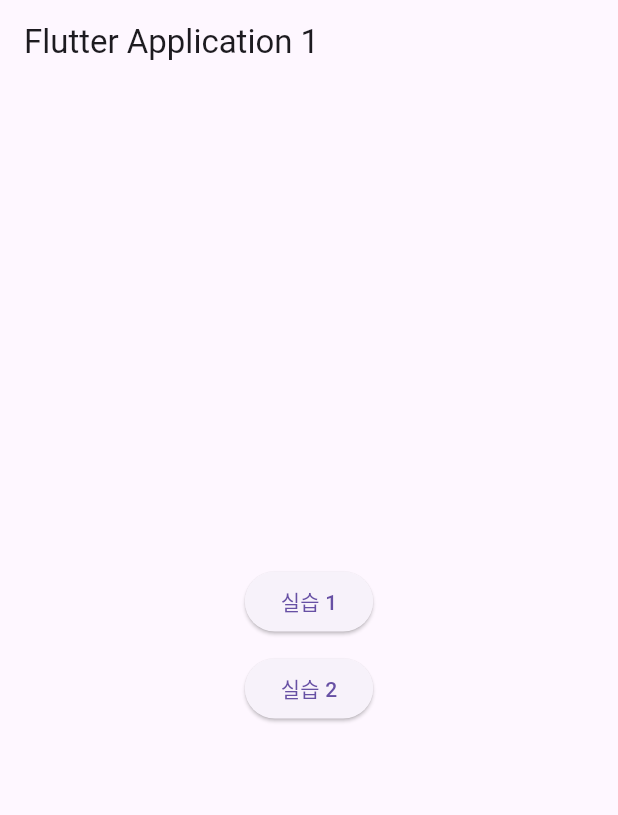
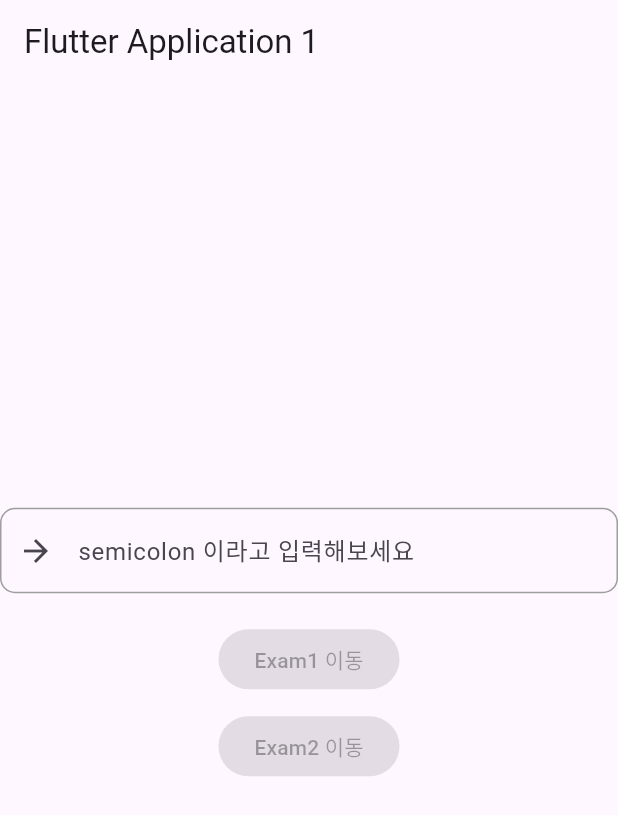
Before and after one commit to ElvaCJ/semicolon-flutter-test, a Flutter app: the screen it shows after launch, on a phone screen of 412 x 824 dp. Shown: the top 815 px of the screen. Run offline on Flutter 3.47's test engine with Material 3 defaults, Android fonts, the light colour scheme and no system bars.

Commit message:
7주차 실습 문제

```diff
--- a/flutter_application_1/lib/main.dart
+++ b/flutter_application_1/lib/main.dart
@@ -1,15 +1,18 @@
 import 'package:flutter/material.dart';
+import 'package:flutter/widgets.dart';
 import 'package:provider/provider.dart';
-import './ex1_0714.dart';
-import './ex2_0714.dart';
+import './ex1_0721.dart';
+import './ex2_0721.dart';
 
 void main() {
-  runApp(ChangeNotifierProvider(
-    create: (BuildContext context) {
-      return Count();
-    },
-    child: const MyApp(),
-  ));
+  runApp(
+    MultiProvider(
+      providers: const [
+        // 변경된 내용을 반영할 수 있도록 각 위젯의 Provider를 등록해야겠죠?
+      ],
+      child: const MyApp(),
+    ),
+  );
 }
 
 class MyApp extends StatelessWidget {
@@ -20,15 +23,43 @@
     return MaterialApp(
       home: const HomePage(),
       routes: {
-        '/exam1': (context) => const Ex1(),
-        '/exam2': (context) => const ShoppingMall(),
+        '/exam1': (context) => SelfIntroduce(),
+        '/exam2': (context) => const TodoList(),
       },
     );
   }
 }
 
-class HomePage extends StatelessWidget {
+class HomePage extends StatefulWidget {
   const HomePage({super.key});
+
+  @override
+  _HomePageState createState() => _HomePageState();
+}
+
+class _HomePageState extends State<HomePage> {
+  final TextEditingController _controllerText = TextEditingController();
+  bool _isButton1Enabled = false;
+  bool _isButton2Enabled = false;
+
+  void _checkInput() {
+    setState(() {
+      _isButton1Enabled = _controllerText.text == "semicolon";
+      _isButton2Enabled = _controllerText.text == "semicolon";
+    });
+  }
+
+  @override
+  void initState() {
+    super.initState();
+    _controllerText.addListener(_checkInput);
+  }
+
+  @override
+  void dispose() {
+    _controllerText.dispose();
+    super.dispose();
+  }
 
   @override
   Widget build(BuildContext context) {
@@ -40,20 +71,42 @@
         child: Column(
           mainAxisAlignment: MainAxisAlignment.center,
           children: <Widget>[
+            TextField(
+              controller: _controllerText,
+              decoration: const InputDecoration(
+                prefixIcon: Icon(Icons.arrow_forward_outlined),
+                hintText: 'semicolon 이라고 입력해보세요',
+                enabledBorder: OutlineInputBorder(
+                  borderRadius: BorderRadius.all(Radius.circular(10.0)),
+                  borderSide: BorderSide(width: 1, color: Colors.grey),
+                ),
+                focusedBorder: OutlineInputBorder(
+                  borderRadius: BorderRadius.all(Radius.circular(10.0)),
+                  borderSide: BorderSide(width: 2, color: Colors.deepPurple),
+                ),
+              ),
+            ),
+            const SizedBox(
+              height: 20,
+            ),
             ElevatedButton(
-              onPressed: () {
-                Navigator.pushNamed(context, '/exam1');
-              },
-              child: const Text('실습 1'),
+              onPressed: _isButton1Enabled
+                  ? () {
+                      Navigator.pushNamed(context, '/exam1');
+                    }
+                  : null,
+              child: const Text('Exam1 이동'),
             ),
             const SizedBox(
               height: 10,
             ),
             ElevatedButton(
-              onPressed: () {
-                Navigator.pushNamed(context, '/exam2');
-              },
-              child: const Text('실습 2'),
+              onPressed: _isButton2Enabled
+                  ? () {
+                      Navigator.pushNamed(context, '/exam2');
+                    }
+                  : null,
+              child: const Text('Exam2 이동'),
             ),
             const SizedBox(
               height: 20,
```
